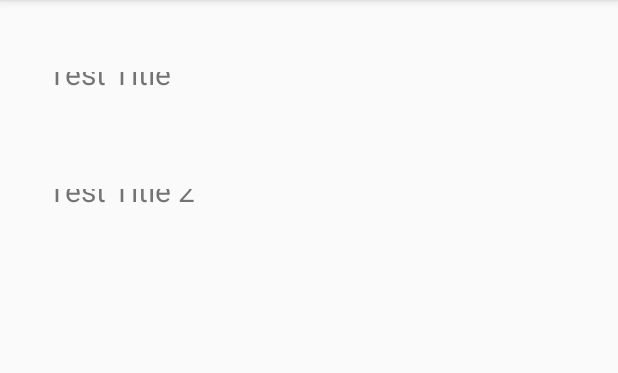
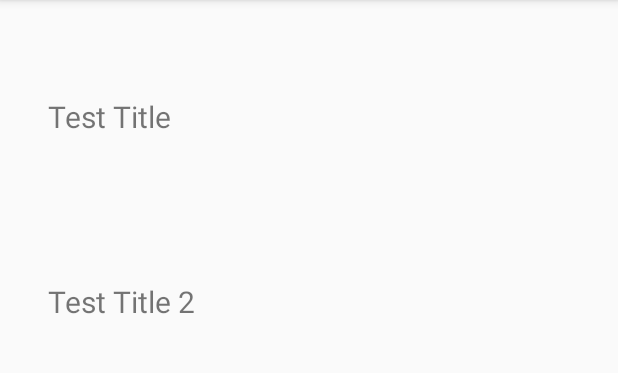
Before and after one commit to Nowele/progov, an Android app: the screen it shows after launch (MainActivity), on a phone screen of 412 x 824 dp, the part 84-457 px from its top. Run offline under Robolectric (Android 15) with nearby library versions, the phone set to English and light mode, and no system bars.

Commit message:
update list to LinearLayout

```diff
--- a/android/app/src/main/res/layout/recycler_view_row.xml
+++ b/android/app/src/main/res/layout/recycler_view_row.xml
@@ -1,20 +1,16 @@
 <?xml version="1.0" encoding="utf-8"?>
-<androidx.constraintlayout.widget.ConstraintLayout xmlns:android="http://schemas.android.com/apk/res/android"
+<LinearLayout xmlns:android="http://schemas.android.com/apk/res/android"
     android:layout_width="match_parent"
     android:layout_height="wrap_content"
+    android:orientation="vertical"
     android:id="@+id/recycler_view_row"
-    android:layout_margin="@dimen/default_margin"
-    xmlns:app="http://schemas.android.com/apk/res-auto">
+    android:layout_margin="@dimen/default_margin">
 
     <TextView
         android:layout_width="match_parent"
         android:layout_height="wrap_content"
         android:id="@+id/row_title"
         android:layout_marginVertical="@dimen/default_margin"
-        app:layout_constraintStart_toStartOf="parent"
-        app:layout_constraintEnd_toEndOf="parent"
-        app:layout_constraintTop_toTopOf="parent"
-        app:layout_constraintBottom_toTopOf="@id/recycler_view_row"
         android:textSize="@dimen/default_row_title_text_size"
         android:singleLine="true"
     />
@@ -24,10 +20,6 @@
         android:layout_height="wrap_content"
         android:id="@+id/row"
         android:layout_marginVertical="@dimen/default_margin"
-        app:layout_constraintStart_toStartOf="parent"
-        app:layout_constraintEnd_toEndOf="parent"
-        app:layout_constraintTop_toBottomOf="@id/row_title"
-        app:layout_constraintBottom_toBottomOf="parent"
-        />
+    />
 
-</androidx.constraintlayout.widget.ConstraintLayout>
+</LinearLayout>
```
